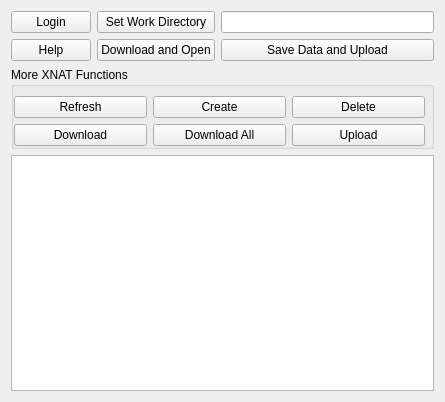
First picture: the form in Code/Gui/MITK/Plugins/uk.ac.ucl.cmic.xnat/src/internal/XnatBrowserWidget.ui, repository NifTK/NifTK, before the edit.
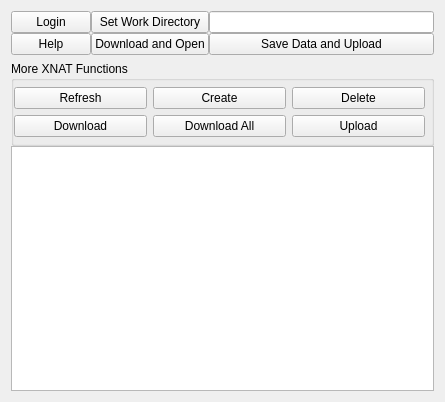
Second picture: the form after the edit. Custom widgets are drawn as their Qt base class.

```diff
--- a/Code/Gui/MITK/Plugins/uk.ac.ucl.cmic.xnat/src/internal/XnatBrowserWidget.ui
+++ b/Code/Gui/MITK/Plugins/uk.ac.ucl.cmic.xnat/src/internal/XnatBrowserWidget.ui
@@ -17,8 +17,14 @@
    <string>Form1</string>
   </property>
   <layout class="QVBoxLayout" name="verticalLayout" stretch="0,0,0">
+   <property name="spacing">
+    <number>0</number>
+   </property>
    <item>
     <layout class="QGridLayout" name="gridLayout">
+     <property name="bottomMargin">
+      <number>6</number>
+     </property>
      <item row="0" column="0">
       <widget class="QPushButton" name="loginButton">
        <property name="text">
@@ -64,18 +70,21 @@
      <property name="title">
       <string>More XNAT Functions</string>
      </property>
+     <property name="flat">
+      <bool>false</bool>
+     </property>
      <layout class="QGridLayout" name="gridLayout_2">
       <property name="leftMargin">
        <number>0</number>
       </property>
       <property name="topMargin">
-       <number>9</number>
+       <number>6</number>
       </property>
       <property name="rightMargin">
        <number>6</number>
       </property>
       <property name="bottomMargin">
-       <number>0</number>
+       <number>6</number>
       </property>
       <item row="0" column="0">
        <widget class="QPushButton" name="refreshButton">
```
